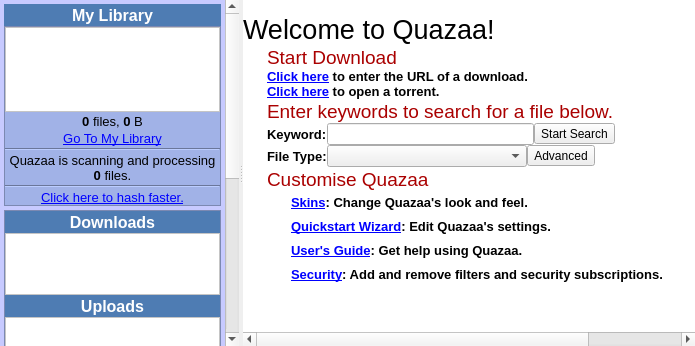
This is trunk/widgethome.ui in c3c/quazaa as Qt 5 draws it before an edit. The edited form follows.
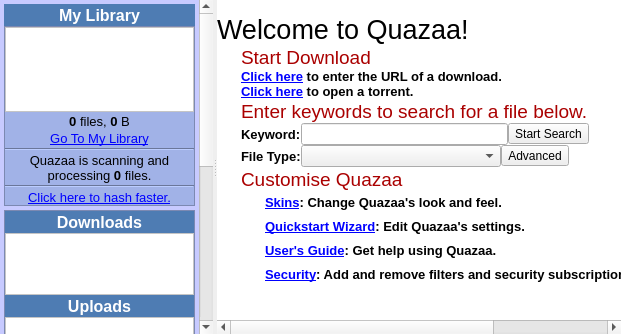
This is the edited form. Icons and pictures are not drawn.

The edit to the form file:
```diff
--- a/trunk/widgethome.ui
+++ b/trunk/widgethome.ui
@@ -6,8 +6,8 @@
    <rect>
     <x>0</x>
     <y>0</y>
-    <width>695</width>
-    <height>346</height>
+    <width>621</width>
+    <height>334</height>
    </rect>
   </property>
   <property name="windowTitle">
@@ -61,7 +61,7 @@
            <rect>
             <x>0</x>
             <y>0</y>
-            <width>190</width>
+            <width>208</width>
             <height>682</height>
            </rect>
           </property>
@@ -744,7 +744,7 @@
             <x>0</x>
             <y>0</y>
             <width>624</width>
-            <height>537</height>
+            <height>518</height>
            </rect>
           </property>
           <layout class="QGridLayout" name="gridLayout_5">
```
Left out of the diff: 4 changed lines with no effect on the pictures.
